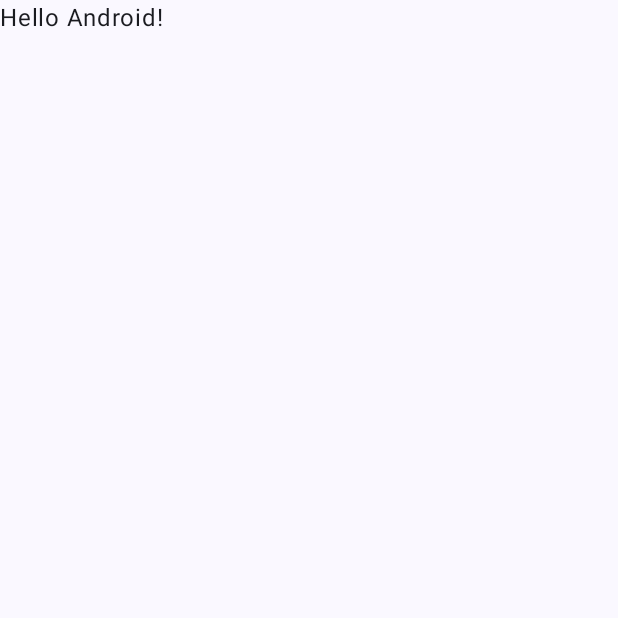
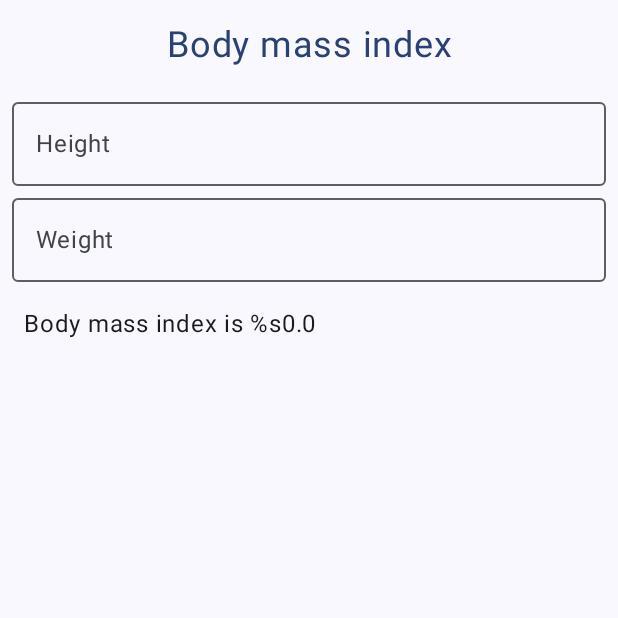
Before and after one commit to rasmus-kaikkonen/BMIApplication, an Android app built with Jetpack Compose: the screen it shows after launch (MainActivity), on a phone screen of 412 x 824 dp, the top half of it. Before the commit the part shown is almost empty. Run offline under Robolectric (Android 15) with nearby library versions, the phone set to English and light mode, and no system bars.

Commit message:
Added application functionality

```diff
--- a/app/src/main/java/com/example/bmiapplication/MainActivity.kt
+++ b/app/src/main/java/com/example/bmiapplication/MainActivity.kt
@@ -1,16 +1,31 @@
 package com.example.bmiapplication
 
+import android.icu.text.DecimalFormat
 import android.os.Bundle
 import androidx.activity.ComponentActivity
 import androidx.activity.compose.setContent
 import androidx.activity.enableEdgeToEdge
+import androidx.compose.foundation.layout.Column
 import androidx.compose.foundation.layout.fillMaxSize
+import androidx.compose.foundation.layout.fillMaxWidth
 import androidx.compose.foundation.layout.padding
+import androidx.compose.foundation.text.KeyboardOptions
+import androidx.compose.material3.MaterialTheme
+import androidx.compose.material3.OutlinedTextField
 import androidx.compose.material3.Scaffold
 import androidx.compose.material3.Text
 import androidx.compose.runtime.Composable
+import androidx.compose.runtime.getValue
+import androidx.compose.runtime.mutableStateOf
+import androidx.compose.runtime.remember
+import androidx.compose.runtime.setValue
 import androidx.compose.ui.Modifier
+import androidx.compose.ui.res.stringResource
+import androidx.compose.ui.text.input.KeyboardType
+import androidx.compose.ui.text.style.TextAlign
 import androidx.compose.ui.tooling.preview.Preview
+import androidx.compose.ui.unit.dp
+import androidx.compose.ui.unit.sp
 import com.example.bmiapplication.ui.theme.BMIApplicationTheme
 
 class MainActivity : ComponentActivity() {
@@ -20,8 +35,7 @@ class MainActivity : ComponentActivity() {
         setContent {
             BMIApplicationTheme {
                 Scaffold(modifier = Modifier.fillMaxSize()) { innerPadding ->
-                    Greeting(
-                        name = "Android",
+                    Bmi(
                         modifier = Modifier.padding(innerPadding)
                     )
                 }
@@ -30,18 +44,61 @@ class MainActivity : ComponentActivity() {
     }
 }
 
+@Preview
 @Composable
-fun Greeting(name: String, modifier: Modifier = Modifier) {
-    Text(
-        text = "Hello $name!",
-        modifier = modifier
-    )
+fun BmiPreview() {
+    BMIApplicationTheme {
+        Bmi()
+    }
 }
 
-@Preview(showBackground = true)
 @Composable
-fun GreetingPreview() {
-    BMIApplicationTheme {
-        Greeting("Android")
+fun Bmi(modifier: Modifier = Modifier) {
+    var heightInput: String by remember { mutableStateOf("") }
+    var weightInput: String by remember { mutableStateOf("") }
+    val height = heightInput.toFloatOrNull() ?: 0.0f
+    val weight = weightInput.toIntOrNull() ?: 0
+    val formatter = DecimalFormat("0.00")
+    val bmi = if (weight > 0 && height > 0) formatter.format(weight / (height * height)) else 0.0f
+    Column {
+        Text(
+            text = stringResource(R.string.body_mass_index),
+            fontSize = 24.sp,
+            color = MaterialTheme.colorScheme.primary,
+            textAlign = TextAlign.Center,
+            modifier = modifier
+                .fillMaxWidth()
+                .padding(vertical = 16.dp)
+        )
+        OutlinedTextField(
+            value = heightInput,
+            onValueChange = {heightInput = it.replace(',','.')},
+            label = {Text(stringResource(R.string.height))},
+            singleLine = true,
+            keyboardOptions = KeyboardOptions(
+                keyboardType = KeyboardType.Number
+            ),
+            modifier = modifier
+                .fillMaxWidth()
+                .padding(start = 8.dp, end = 8.dp)
+        )
+        OutlinedTextField(
+            value = weightInput,
+            onValueChange = {weightInput = it.replace(',','.')},
+            label = {Text(stringResource(R.string.weight))},
+            singleLine = true,
+            keyboardOptions = KeyboardOptions(
+                keyboardType = KeyboardType.Number
+            ),
+            modifier = modifier
+                .fillMaxWidth()
+                .padding(start = 8.dp, end = 8.dp)
+        )
+        Text(
+            text = stringResource(R.string.result) + bmi,
+            modifier = modifier
+                .fillMaxWidth()
+                .padding(start = 16.dp, top = 16.dp)
+        )
     }
 }
--- a/app/src/main/res/values/strings.xml
+++ b/app/src/main/res/values/strings.xml
@@ -1,3 +1,7 @@
 <resources>
     <string name="app_name">BMIApplication</string>
+    <string name="body_mass_index">Body mass index</string>
+    <string name="height">Height</string>
+    <string name="weight">Weight</string>
+    <string name="result">Body mass index is %s</string>
 </resources>
```
